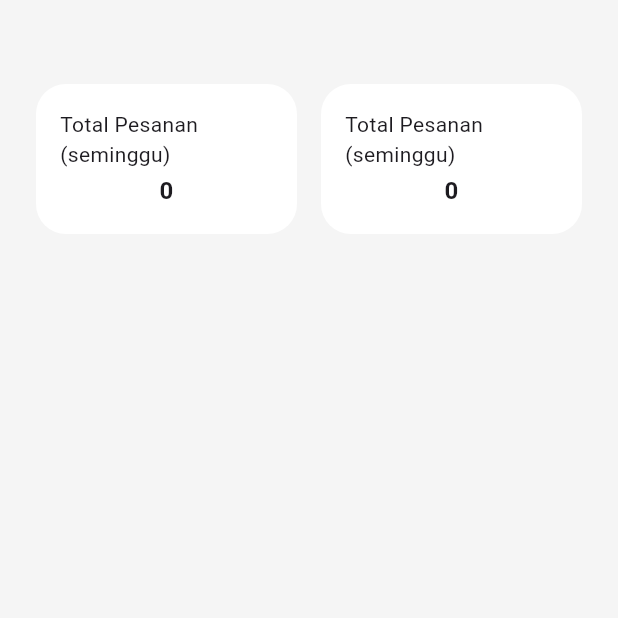
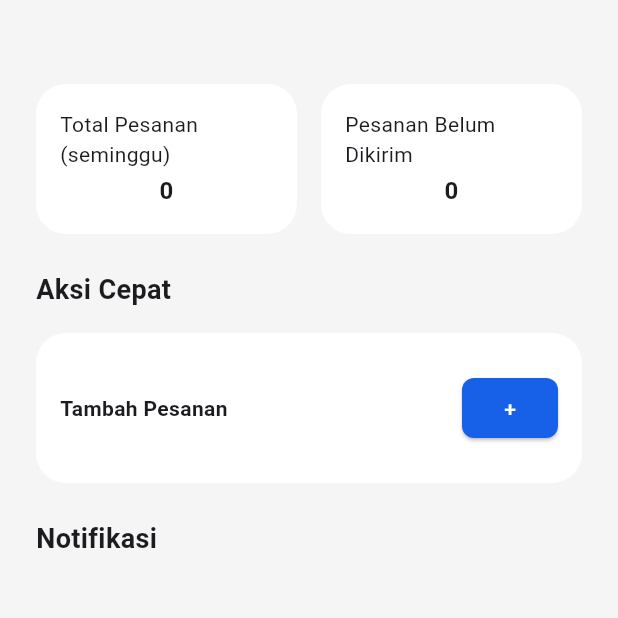
Before and after one commit to cathNotcat/skripsi, a Flutter app: the DashboardScreen screen opened directly, on a phone screen of 412 x 824 dp, the top half of it. Run offline on Flutter 3.47's test engine with Material 3 defaults, Android fonts, the phone set to English and light mode, and no system bars; our stand-ins replace flutter_dotenv; network calls fail.

Commit message:
feat: code clean for Dashboard Page

```diff
--- a/lib/dashboard_screen.dart
+++ /dev/null
@@ -1,84 +0,0 @@
-import 'package:flutter/material.dart';
-import 'package:intl/intl.dart';
-import 'package:provider/provider.dart';
-import 'package:web_admin_1/view_models/pengiriman_view_model.dart';
-
-class DashboardScreen extends StatefulWidget {
-  const DashboardScreen({super.key});
-
-  @override
-  State<DashboardScreen> createState() => _DashboardScreenState();
-}
-
-class _DashboardScreenState extends State<DashboardScreen> {
-  final String formattedDate = DateFormat('yyyy-MM-dd').format(DateTime.now());
-  @override
-  Widget build(BuildContext context) {
-    return ChangeNotifierProvider(
-      create: (_) => PengirimanViewModel()..fetchPesananSeminggu(),
-      child: Scaffold(
-        body: Consumer<PengirimanViewModel>(
-          builder: (context, viewModel, _) {
-            return Container(
-              padding: const EdgeInsets.all(24),
-              child: Column(
-                mainAxisAlignment: MainAxisAlignment.start,
-                children: [
-                  const SizedBox(height: 32),
-                  Row(
-                    mainAxisAlignment: MainAxisAlignment.spaceEvenly,
-                    children: [
-                      Expanded(
-                        child: Container(
-                          height: 100,
-                          padding: EdgeInsets.all(16),
-                          decoration: BoxDecoration(
-                            color: Colors.white,
-                            borderRadius: BorderRadius.circular(20),
-                          ),
-                          child: Column(
-                            mainAxisAlignment: MainAxisAlignment.spaceAround,
-                            children: [
-                              const Text('Total Pesanan (seminggu)'),
-                              Text(
-                                viewModel.totalPesanan7Hari.toString(),
-                                style: const TextStyle(
-                                    fontSize: 16, fontWeight: FontWeight.bold),
-                              ),
-                            ],
-                          ),
-                        ),
-                      ),
-                      SizedBox(width: 16), // Add space between
-                      Expanded(
-                        child: Container(
-                          height: 100,
-                          padding: EdgeInsets.all(16),
-                          decoration: BoxDecoration(
-                            color: Colors.white,
-                            borderRadius: BorderRadius.circular(20),
-                          ),
-                          child: Column(
-                            mainAxisAlignment: MainAxisAlignment.spaceAround,
-                            children: [
-                              const Text('Total Pesanan (seminggu)'),
-                              Text(
-                                viewModel.totalPesanan7Hari.toString(),
-                                style: const TextStyle(
-                                    fontSize: 16, fontWeight: FontWeight.bold),
-                              ),
-                            ],
-                          ),
-                        ),
-                      ),
-                    ],
-                  )
-                ],
-              ),
-            );
-          },
-        ),
-      ),
-    );
-  }
-}
--- a/lib/main.dart
+++ b/lib/main.dart
@@ -2,7 +2,7 @@
 
 import 'package:flutter/material.dart';
 import 'package:flutter_dotenv/flutter_dotenv.dart';
-import 'package:web_admin_1/dashboard_screen.dart';
+import 'package:web_admin_1/views/dashboard_screen.dart';
 import 'package:web_admin_1/login_page.dart';
 import 'package:web_admin_1/pengiriman_page.dart';
 import 'package:web_admin_1/views/pengiriman_screen.dart';
--- /dev/null
+++ b/lib/views/dashboard_screen.dart
@@ -0,0 +1,191 @@
+import 'package:flutter/material.dart';
+import 'package:intl/intl.dart';
+import 'package:provider/provider.dart';
+import 'package:web_admin_1/view_models/pengiriman_view_model.dart';
+import 'package:web_admin_1/widget/button.dart';
+
+class DashboardScreen extends StatefulWidget {
+  const DashboardScreen({super.key});
+
+  @override
+  State<DashboardScreen> createState() => _DashboardScreenState();
+}
+
+class _DashboardScreenState extends State<DashboardScreen> {
+  final String formattedDate = DateFormat('yyyy-MM-dd').format(DateTime.now());
+  String formatTanggal(String tanggal) {
+    try {
+      final parsed = DateFormat('dd-MM-yyyy').parse(tanggal);
+      return DateFormat('d MMMM yyyy', 'en_US').format(parsed);
+    } catch (e) {
+      return tanggal;
+    }
+  }
+
+  @override
+  Widget build(BuildContext context) {
+    return ChangeNotifierProvider(
+      create: (_) {
+        final viewModel = PengirimanViewModel();
+        viewModel.fetchPengirimanData(formattedDate);
+        viewModel.fetchPesananSeminggu();
+        viewModel.fetchAllPengirimanByTanggal();
+        return viewModel;
+      },
+      child: Scaffold(
+        body: Consumer<PengirimanViewModel>(
+          builder: (context, viewModel, _) {
+            return Container(
+              padding: const EdgeInsets.all(24),
+              child: Column(
+                mainAxisAlignment: MainAxisAlignment.start,
+                crossAxisAlignment: CrossAxisAlignment.start,
+                children: [
+                  const SizedBox(height: 32),
+                  Row(
+                    mainAxisAlignment: MainAxisAlignment.spaceEvenly,
+                    children: [
+                      Expanded(
+                        child: Container(
+                          height: 100,
+                          padding: const EdgeInsets.all(16),
+                          decoration: BoxDecoration(
+                            color: Colors.white,
+                            borderRadius: BorderRadius.circular(20),
+                          ),
+                          child: Column(
+                            mainAxisAlignment: MainAxisAlignment.spaceAround,
+                            children: [
+                              const Text('Total Pesanan (seminggu)'),
+                              Text(
+                                viewModel.totalPesanan7Hari.toString(),
+                                style: const TextStyle(
+                                    fontSize: 16, fontWeight: FontWeight.bold),
+                              ),
+                            ],
+                          ),
+                        ),
+                      ),
+                      const SizedBox(width: 16),
+                      Expanded(
+                        child: Container(
+                          height: 100,
+                          padding: const EdgeInsets.all(16),
+                          decoration: BoxDecoration(
+                            color: Colors.white,
+                            borderRadius: BorderRadius.circular(20),
+                          ),
+                          child: Column(
+                            mainAxisAlignment: MainAxisAlignment.spaceAround,
+                            children: [
+                              const Text('Pesanan Belum Dikirim'),
+                              Text(
+                                viewModel.belumDikirim.toString(),
+                                style: const TextStyle(
+                                    fontSize: 16, fontWeight: FontWeight.bold),
+                              ),
+                            ],
+                          ),
+                        ),
+                      ),
+                    ],
+                  ),
+                  const SizedBox(height: 24),
+                  const Text(
+                    'Aksi Cepat',
+                    style: TextStyle(fontWeight: FontWeight.bold, fontSize: 18),
+                  ),
+                  const SizedBox(height: 16),
+                  Container(
+                    height: 100,
+                    padding: const EdgeInsets.all(16),
+                    decoration: BoxDecoration(
+                      color: Colors.white,
+                      borderRadius: BorderRadius.circular(20),
+                    ),
+                    child: Row(
+                      mainAxisAlignment: MainAxisAlignment.spaceBetween,
+                      children: [
+                        const Text(
+                          'Tambah Pesanan',
+                          style: TextStyle(fontWeight: FontWeight.bold),
+                        ),
+                        Button('+', '/tambahPesanan')
+                      ],
+                    ),
+                  ),
+                  const SizedBox(height: 24),
+                  const Text(
+                    'Notifikasi',
+                    style: TextStyle(fontWeight: FontWeight.bold, fontSize: 18),
+                  ),
+                  const SizedBox(height: 16),
+                  Expanded(
+                    child: ListView.builder(
+                      itemCount: viewModel.groupedList.length,
+                      itemBuilder: (context, index) {
+                        final group = viewModel.groupedList[index];
+                        return Padding(
+                          padding: const EdgeInsets.symmetric(
+                              vertical: 8, horizontal: 16),
+                          child: Column(
+                            crossAxisAlignment: CrossAxisAlignment.start,
+                            children: [
+                              // Date header
+                              Text(
+                                formatTanggal(group.tanggal),
+                                style: const TextStyle(
+                                  fontSize: 18,
+                                  fontWeight: FontWeight.bold,
+                                ),
+                              ),
+                              const SizedBox(height: 8),
+
+                              ...group.pengirimanList.map((item) {
+                                return Container(
+                                  margin: const EdgeInsets.only(bottom: 8),
+                                  padding: const EdgeInsets.all(12),
+                                  decoration: BoxDecoration(
+                                    color: Colors.white,
+                                    borderRadius: BorderRadius.circular(12),
+                                    boxShadow: [
+                                      BoxShadow(
+                                        color: Colors.grey.withOpacity(0.2),
+                                        blurRadius: 4,
+                                        offset: Offset(0, 2),
+                                      ),
+                                    ],
+                                  ),
+                                  child: Row(
+                                    children: [
+                                      Expanded(
+                                          child: Text(item.noDO,
+                                              textAlign: TextAlign.center)),
+                                      Expanded(
+                                          child: Text(item.namaCust,
+                                              textAlign: TextAlign.center)),
+                                      Expanded(
+                                          child: Text(item.status,
+                                              textAlign: TextAlign.center)),
+                                      Expanded(
+                                          child: Text(item.selesaiAt,
+                                              textAlign: TextAlign.center)),
+                                    ],
+                                  ),
+                                );
+                              }).toList(),
+                            ],
+                          ),
+                        );
+                      },
+                    ),
+                  ),
+                ],
+              ),
+            );
+          },
+        ),
+      ),
+    );
+  }
+}
```
Also changed, not shown: lib/held_karp.dart (+44 -18 lines), lib/models/pengiriman_all_model.dart (+40 -10 lines), lib/services/pengiriman_service.dart (+33 -0 lines), lib/view_models/pengiriman_view_model.dart (+13 -4 lines), web_entrypoint.dart (added).
